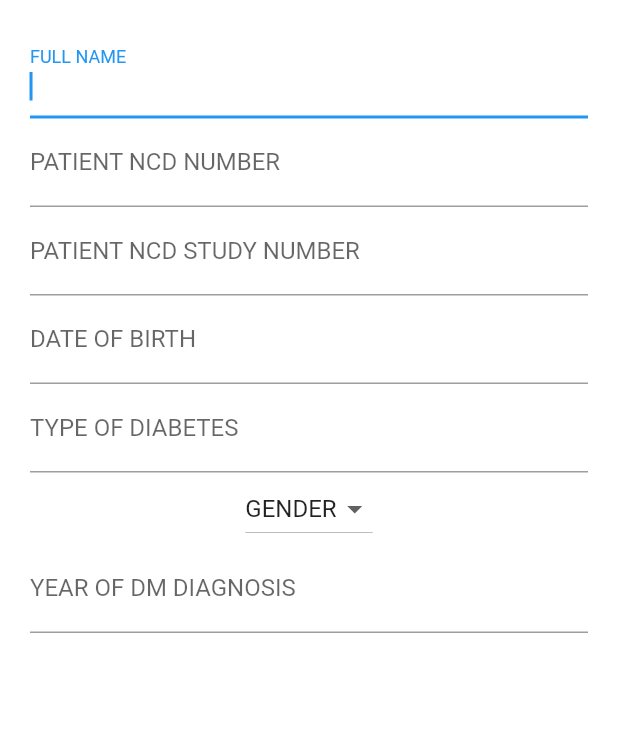
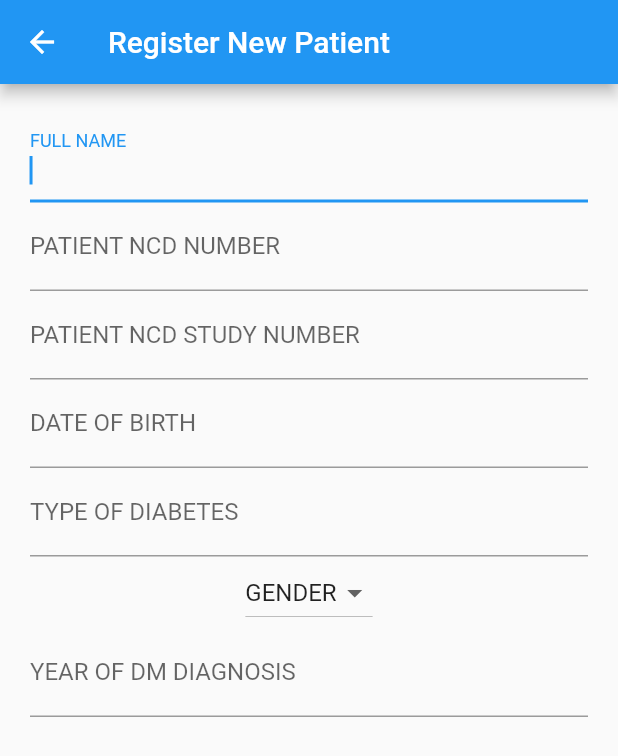
Before and after one commit to CliffJr/dfid_mobile_app, a Flutter app: the screen it shows after launch, in the side drawer, after a tap on "New Patient", on a phone screen of 412 x 824 dp. Shown: the top 756 px of the screen. Run offline on Flutter 3.47's test engine with Material 2 defaults, Android fonts, the light colour scheme and no system bars; our stand-ins replace sqflite; accounts and stored records are empty.

Commit message:
added new pages

```diff
--- a/lib/main.dart
+++ b/lib/main.dart
@@ -4,16 +4,21 @@ import 'package:flutter/rendering.dart';
 import './pages/new_patient.dart';
 import './pages/patient_records.dart';
 
-void main() => runApp(MyApp());
+void main() {
+  runApp(MyApp());
+}
 
 class MyApp extends StatelessWidget {
-  final appTitle = 'SolidarMed eHealth';
-
+  final String appTitle = 'SolidarMed eHealth';
   @override
   Widget build(BuildContext context) {
     return MaterialApp(
-      title: appTitle,
-      home: MyHomePage(title: appTitle),
+      title: "SolidarMed - DFID Mobile App",
+      initialRoute: '/',
+      routes: {
+        '/': (context) => MyHomePage(title: appTitle),
+        '/addpatient': (context) => AddPatient(),
+      },
     );
   }
 }
@@ -62,9 +67,10 @@ class MyHomePage extends StatelessWidget {
                 // Update the state of the app
                 // ...
                 // Then close the drawer
-                Navigator.push(context,
-                    MaterialPageRoute(builder: (context) => AddPatient()));
+                // Navigator.push(context,
+                //     MaterialPageRoute(builder: (context) => AddPatient()));
                 //Navigator.pop(context);
+                Navigator.pushNamed(context, '/addpatient');
               },
             ),
             ListTile(
--- a/lib/pages/new_patient.dart
+++ b/lib/pages/new_patient.dart
@@ -1,7 +1,7 @@
 import 'package:flutter/material.dart';
 
 class AddPatient extends StatefulWidget {
-  AddPatientState createState() {
+  createState() {
     return AddPatientState();
   }
 }
@@ -9,32 +9,33 @@ class AddPatient extends StatefulWidget {
 String dropdownStr = 'GENDER';
 
 class AddPatientState extends State<AddPatient> {
-  DateTime _date = DateTime.now();
+  // DateTime _date = DateTime.now();
 
-  Future<Null> selectDate(BuildContext context) async {
-    final DateTime picked = await showDatePicker(
-      context: context,
-      initialDate: _date,
-      firstDate: DateTime(1970),
-      lastDate: DateTime(2100),
-    );
+  // Future<Null> selectDate(BuildContext context) async {
+  //   final DateTime picked = await showDatePicker(
+  //     context: context,
+  //     initialDate: _date,
+  //     firstDate: DateTime(1970),
+  //     lastDate: DateTime(2100),
+  //   );
 
-    if (picked != null && picked != _date) {
-      setState(() {
-        _date = picked;
-        print(_date.toString());
-      });
-    }
-  }
+  //   if (picked != null && picked != _date) {
+  //     setState(() {
+  //       _date = picked;
+  //       print(_date.toString());
+  //     });
+  //   }
+  // }
 
   @override
   Widget build(context) {
-    return Container(
-      // appBar: AppBar(title: Text('Register New Patient')),
+    return Scaffold(
+        appBar: AppBar(title: Text('Register New Patient')),
+        body: Container(
           margin: const EdgeInsets.all(20.0),
           child: Form(
               child: Column(children: [
-        fullNameField(),
+            fullName(),
             patientNcdNumber(),
             patientNcdStudyNUmber(),
             dob(),
@@ -42,11 +43,11 @@ class AddPatientState extends State<AddPatient> {
             gender(),
             yearOfDmDiagnosis()
           ])),
-    );
+        ));
   }
 }
 
-Widget fullNameField() {
+Widget fullName() {
   return TextFormField(
     autofocus: true,
     keyboardType: TextInputType.name,
--- a/lib/resources/repository.dart
+++ b/lib/resources/repository.dart
@@ -5,7 +5,19 @@ import '../models/new_patient_model.dart';
 class Repository {
   PatientDbProvider dbProvider = PatientDbProvider();
 
-  fetchTopPatients() {}
+  fetchTopPatients() {
+    // return apiProvider.fetchTopPatients();
+  }
 
-  fetchPatient() {}
+  Future<PatientModel> fetchPatient(int ncdNumber) async {
+    var patient = await dbProvider.fetchPatient(ncdNumber);
+    if (patient != null) {
+      return patient;
+    }
+
+    //patient = await apiProvider.fetchPatient(ncdNumber);
+    dbProvider.addPatient(patient);
+
+    return patient;
+  }
 }
```
Also changed, not shown: lib/resources/patient_db_provider.dart (+4 -4 lines). Lines whose indentation alone changed are shown as unchanged.
